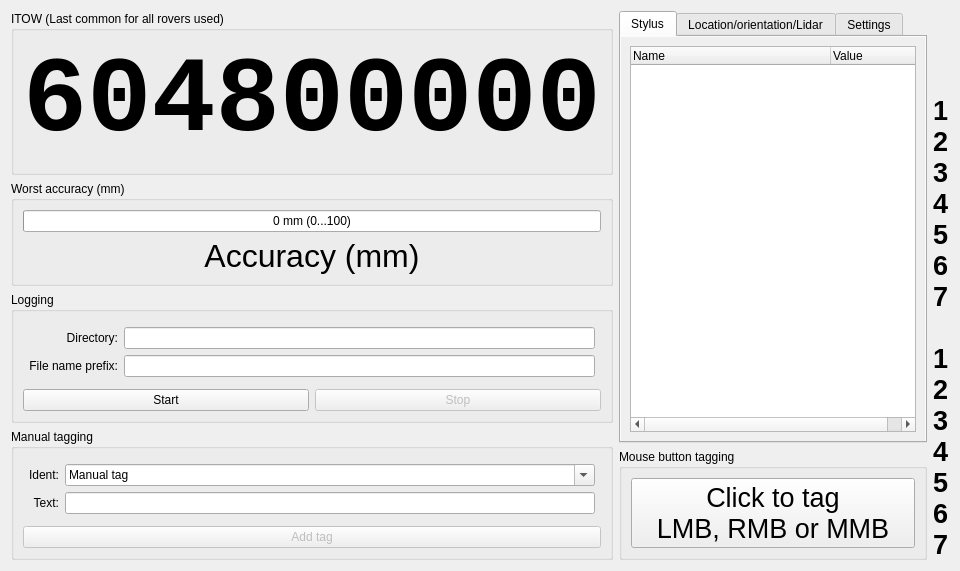
Old version of the form essentialsform.ui in the repository GNSS-Stylist/GNSS-Stylus.
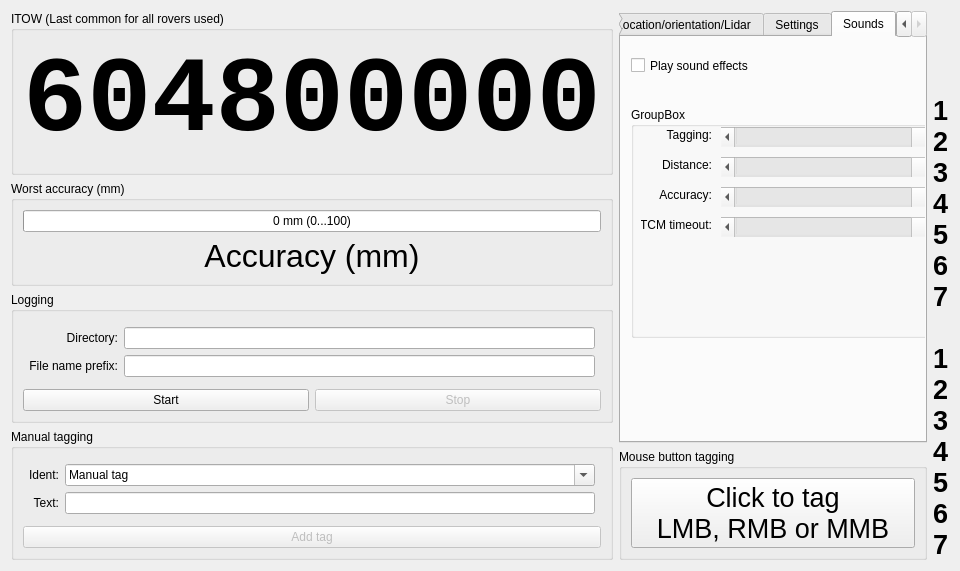
New version of the form. Custom widgets are drawn as their Qt base class.

Commit message:
Add RTCM timeout and accuracy sounds
These were laying uncommitted like 2 years because I moved to other things then. Not sure if these work, although by a quick look RTCM timeout probably does and accuracy click doesn't.

I remember adding RTCM timeout so the user could know when NTRIP (or whatever corrections they are using) drops while scanning. I had problems when using a phone's hotspot and wifi dropping connections. It was quite frustrating to notice it only afterwards...

Getting these out of the way of forthcoming additions to EssentialsForm.

Diff of the .ui file:
```diff
--- a/essentialsform.ui
+++ b/essentialsform.ui
@@ -233,7 +233,7 @@
         <bool>true</bool>
        </property>
        <property name="currentIndex">
-        <number>0</number>
+        <number>3</number>
        </property>
        <widget class="QWidget" name="tab_StylusData">
         <property name="autoFillBackground">
@@ -358,114 +358,6 @@
           <number>10</number>
          </property>
         </widget>
-        <widget class="QGroupBox" name="groupBox_Sounds">
-         <property name="geometry">
-          <rect>
-           <x>0</x>
-           <y>70</y>
-           <width>341</width>
-           <height>121</height>
-          </rect>
-         </property>
-         <property name="title">
-          <string>Sounds</string>
-         </property>
-         <widget class="QCheckBox" name="checkBox_PlaySound">
-          <property name="geometry">
-           <rect>
-            <x>10</x>
-            <y>20</y>
-            <width>301</width>
-            <height>17</height>
-           </rect>
-          </property>
-          <property name="text">
-           <string>Play sound effects</string>
-          </property>
-          <property name="checked">
-           <bool>false</bool>
-          </property>
-         </widget>
-         <widget class="QScrollBar" name="horizontalScrollBar_Volume_DistanceReceived">
-          <property name="geometry">
-           <rect>
-            <x>90</x>
-            <y>80</y>
-            <width>231</width>
-            <height>20</height>
-           </rect>
-          </property>
-          <property name="maximum">
-           <number>100</number>
-          </property>
-          <property name="singleStep">
-           <number>10</number>
-          </property>
-          <property name="value">
-           <number>100</number>
-          </property>
-          <property name="orientation">
-           <enum>Qt::Horizontal</enum>
-          </property>
-         </widget>
-         <widget class="QLabel" name="label_Volume_Tagging">
-          <property name="geometry">
-           <rect>
-            <x>10</x>
-            <y>50</y>
-            <width>71</width>
-            <height>16</height>
-           </rect>
-          </property>
-          <property name="text">
-           <string>Vol-tagging:</string>
-          </property>
-          <property name="alignment">
-           <set>Qt::AlignRight|Qt::AlignTrailing|Qt::AlignVCenter</set>
-          </property>
-         </widget>
-         <widget class="QScrollBar" name="horizontalScrollBar_Volume_MouseButtonTagging">
-          <property name="geometry">
-           <rect>
-            <x>90</x>
-            <y>50</y>
-            <width>231</width>
-            <height>20</height>
-           </rect>
-          </property>
-          <property name="maximum">
-           <number>100</number>
-          </property>
-          <property name="singleStep">
-           <number>10</number>
-          </property>
-          <property name="value">
-           <number>100</number>
-          </property>
-          <property name="orientation">
-           <enum>Qt::Horizontal</enum>
-          </property>
-          <property name="invertedAppearance">
-           <bool>false</bool>
-          </property>
-         </widget>
-         <widget class="QLabel" name="label_Volume_Distance">
-          <property name="geometry">
-           <rect>
-            <x>10</x>
-            <y>80</y>
-            <width>71</width>
-            <height>16</height>
-           </rect>
-          </property>
-          <property name="text">
-           <string>Vol-distance:</string>
-          </property>
-          <property name="alignment">
-           <set>Qt::AlignRight|Qt::AlignTrailing|Qt::AlignVCenter</set>
-          </property>
-         </widget>
-        </widget>
         <widget class="QGroupBox" name="groupBox_AntennaPositions">
          <property name="geometry">
           <rect>
@@ -653,6 +545,195 @@
          </property>
         </widget>
        </widget>
+       <widget class="QWidget" name="tab_Settings_Sound">
+        <attribute name="title">
+         <string>Sounds</string>
+        </attribute>
+        <widget class="QCheckBox" name="checkBox_PlaySound">
+         <property name="geometry">
+          <rect>
+           <x>10</x>
+           <y>20</y>
+           <width>301</width>
+           <height>17</height>
+          </rect>
+         </property>
+         <property name="text">
+          <string>Play sound effects</string>
+         </property>
+         <property name="checked">
+          <bool>false</bool>
+         </property>
+        </widget>
+        <widget class="QGroupBox" name="groupBox">
+         <property name="geometry">
+          <rect>
+           <x>10</x>
+           <y>70</y>
+           <width>331</width>
+           <height>231</height>
+          </rect>
+         </property>
+         <property name="title">
+          <string>GroupBox</string>
+         </property>
+         <widget class="QScrollBar" name="horizontalScrollBar_Volume_Accuracy">
+          <property name="geometry">
+           <rect>
+            <x>90</x>
+            <y>80</y>
+            <width>231</width>
+            <height>20</height>
+           </rect>
+          </property>
+          <property name="maximum">
+           <number>100</number>
+          </property>
+          <property name="singleStep">
+           <number>10</number>
+          </property>
+          <property name="value">
+           <number>100</number>
+          </property>
+          <property name="orientation">
+           <enum>Qt::Horizontal</enum>
+          </property>
+         </widget>
+         <widget class="QScrollBar" name="horizontalScrollBar_Volume_MouseButtonTagging">
+          <property name="geometry">
+           <rect>
+            <x>90</x>
+            <y>20</y>
+            <width>231</width>
+            <height>20</height>
+           </rect>
+          </property>
+          <property name="maximum">
+           <number>100</number>
+          </property>
+          <property name="singleStep">
+           <number>10</number>
+          </property>
+          <property name="value">
+           <number>100</number>
+          </property>
+          <property name="orientation">
+           <enum>Qt::Horizontal</enum>
+          </property>
+          <property name="invertedAppearance">
+           <bool>false</bool>
+          </property>
+         </widget>
+         <widget class="QLabel" name="label_Volume_Accuracy">
+          <property name="geometry">
+           <rect>
+            <x>10</x>
+            <y>80</y>
+            <width>71</width>
+            <height>16</height>
+           </rect>
+          </property>
+          <property name="text">
+           <string>Accuracy:</string>
+          </property>
+          <property name="alignment">
+           <set>Qt::AlignRight|Qt::AlignTrailing|Qt::AlignVCenter</set>
+          </property>
+         </widget>
+         <widget class="QLabel" name="label_Volume_Distance">
+          <property name="geometry">
+           <rect>
+            <x>10</x>
+            <y>50</y>
+            <width>71</width>
+            <height>16</height>
+           </rect>
+          </property>
+          <property name="text">
+           <string>Distance:</string>
+          </property>
+          <property name="alignment">
+           <set>Qt::AlignRight|Qt::AlignTrailing|Qt::AlignVCenter</set>
+          </property>
+         </widget>
+         <widget class="QLabel" name="label_Volume_Tagging">
+          <property name="geometry">
+           <rect>
+            <x>10</x>
+            <y>20</y>
+            <width>71</width>
+            <height>16</height>
+           </rect>
+          </property>
+          <property name="text">
+           <string>Tagging:</string>
+          </property>
+          <property name="alignment">
+           <set>Qt::AlignRight|Qt::AlignTrailing|Qt::AlignVCenter</set>
+          </property>
+         </widget>
+         <widget class="QScrollBar" name="horizontalScrollBar_Volume_DistanceReceived">
+          <property name="geometry">
+           <rect>
+            <x>90</x>
+            <y>50</y>
+            <width>231</width>
+            <height>20</height>
+           </rect>
+          </property>
+          <property name="maximum">
+           <number>100</number>
+          </property>
+          <property name="singleStep">
+           <number>10</number>
+          </property>
+          <property name="value">
+           <number>100</number>
+          </property>
+          <property name="orientation">
+           <enum>Qt::Horizontal</enum>
+          </property>
+         </widget>
+         <widget class="QLabel" name="label_Volume_RTCMTimeout">
+          <property name="geometry">
+           <rect>
+            <x>10</x>
+            <y>110</y>
+            <width>71</width>
+            <height>16</height>
+           </rect>
+          </property>
+          <property name="text">
+           <string>RTCM timeout:</string>
+          </property>
+          <property name="alignment">
+           <set>Qt::AlignRight|Qt::AlignTrailing|Qt::AlignVCenter</set>
+          </property>
+         </widget>
+         <widget class="QScrollBar" name="horizontalScrollBar_Volume_RTCMTimeout">
+          <property name="geometry">
+           <rect>
+            <x>90</x>
+            <y>110</y>
+            <width>231</width>
+            <height>20</height>
+           </rect>
+          </property>
+          <property name="maximum">
+           <number>100</number>
+          </property>
+          <property name="singleStep">
+           <number>10</number>
+          </property>
+          <property name="value">
+           <number>100</number>
+          </property>
+          <property name="orientation">
+           <enum>Qt::Horizontal</enum>
+          </property>
+         </widget>
+        </widget>
+       </widget>
       </widget>
      </item>
      <item>
```
Left out of the diff: 2 changed lines with no effect on the pictures. The commit also changes 3 other files.
